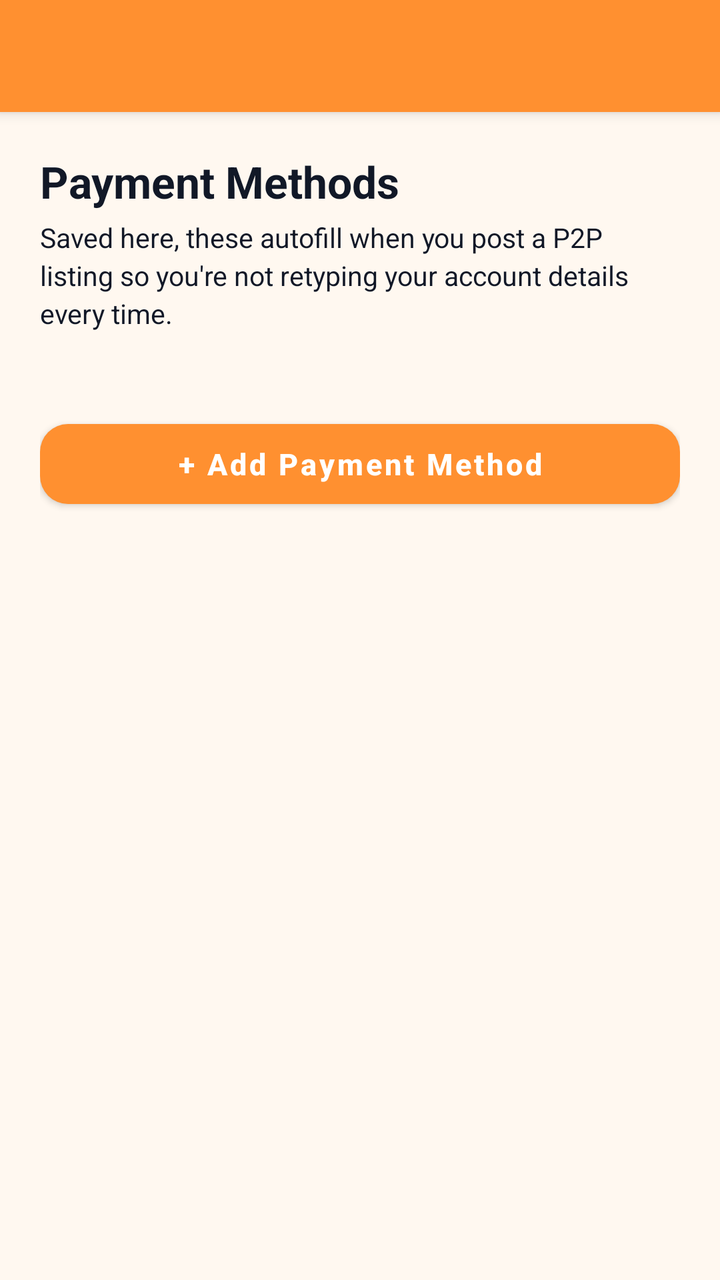
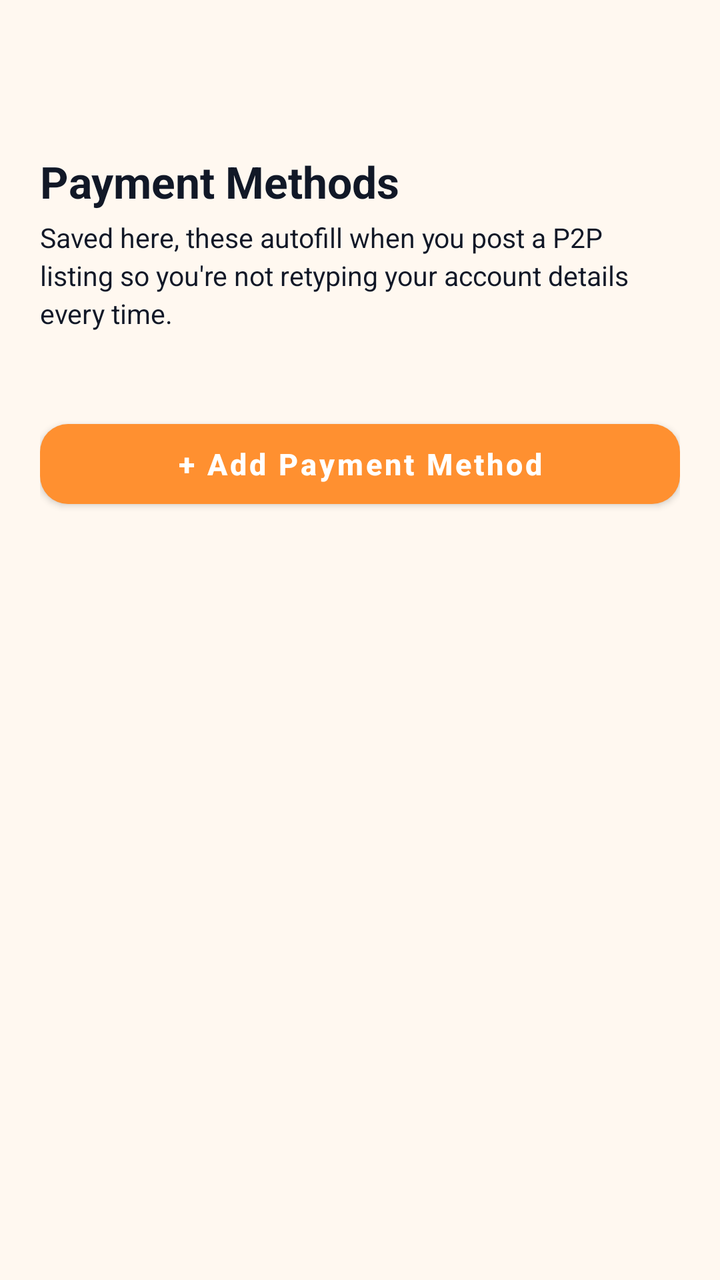

Before-and-after screenshots of an Android layout around one commit, followed by the original layout XML and the change that was made.
<!-- AndroidManifest.xml: application theme AppTheme -->
<!-- res/layout/payment_methods.xml -->
<androidx.coordinatorlayout.widget.CoordinatorLayout
	xmlns:android="http://schemas.android.com/apk/res/android"
	xmlns:app="http://schemas.android.com/apk/res-auto"
	xmlns:tools="http://schemas.android.com/tools"
	android:id="@+id/_coordinator"
	android:layout_width="match_parent"
	android:layout_height="match_parent">
	<com.google.android.material.appbar.AppBarLayout
		android:id="@+id/_app_bar"
		android:layout_width="match_parent"
		android:layout_height="wrap_content"
		android:theme="@style/AppTheme.AppBarOverlay">
		<androidx.appcompat.widget.Toolbar
			android:id="@+id/_toolbar"
			android:layout_width="match_parent"
			android:layout_height="?attr/actionBarSize"
			android:background="?attr/appBarColor"
			app:popupTheme="@style/AppTheme.PopupOverlay" />
	</com.google.android.material.appbar.AppBarLayout>
	<androidx.core.widget.NestedScrollView
		android:id="@+id/vscroll2"
		android:layout_width="match_parent"
		android:layout_height="match_parent"
		android:fillViewport="true"
		android:overScrollMode="never"
		app:layout_behavior="@string/appbar_scrolling_view_behavior">
		<LinearLayout
			android:id="@+id/linear80"
			android:layout_width="match_parent"
			android:layout_height="wrap_content"
			android:padding="20dp"
			android:orientation="vertical">
			<TextView
				android:id="@+id/textview88"
				android:layout_width="wrap_content"
				android:layout_height="wrap_content"
				android:text="Payment Methods"
				android:textSize="22sp"
				android:textStyle="bold" />
			<TextView
				android:id="@+id/textview89"
				android:layout_width="match_parent"
				android:layout_height="wrap_content"
				android:layout_marginTop="4dp"
				android:layout_marginBottom="24dp"
				android:text="Saved here, these autofill when you post a P2P listing so you're not retyping your account details every time."
				android:textSize="13.5sp"
				android:lineSpacingExtra="3dp" />
			<LinearLayout
				android:id="@+id/layoutEmptyState"
				android:layout_width="match_parent"
				android:layout_height="wrap_content"
				android:gravity="center_horizontal|center_vertical"
				android:orientation="vertical"
				android:layout_gravity="center_horizontal|center_vertical"
				android:paddingVertical="48dp"
				android:visibility="gone">
				<com.google.android.material.card.MaterialCardView
					android:id="@+id/cardview19"
					android:layout_width="72dp"
					android:layout_height="72dp"
					app:cardBackgroundColor="@color/colorSurfaceRaised"
					app:cardCornerRadius="36dp"
					app:cardElevation="0dp"
					app:strokeColor="@color/colorCardStroke"
					app:strokeWidth="1dp">
					<ImageView
						android:id="@+id/imageview48"
						android:layout_width="36dp"
						android:layout_height="36dp"
						android:src="@drawable/ic_credit_card"
						android:scaleType="centerInside"
						android:contentDescription="Nopaymentmethods"
						app:tint="@color/colorAmber" />
				</com.google.android.material.card.MaterialCardView>
				<TextView
					android:id="@+id/textview90"
					android:layout_width="wrap_content"
					android:layout_height="wrap_content"
					android:layout_marginTop="18dp"
					android:text="No payment methods yet"
					android:textSize="16sp"
					android:textStyle="bold" />
				<TextView
					android:id="@+id/textview91"
					android:layout_width="match_parent"
					android:layout_height="wrap_content"
					android:layout_marginTop="6dp"
					android:gravity="center_horizontal|center_vertical"
					android:text="Add a bank account or mobile money number to get started."
					android:textSize="13sp"
					android:lineSpacingExtra="3dp" />
			</LinearLayout>
			<LinearLayout
				android:id="@+id/layoutMethodsList"
				android:layout_width="match_parent"
				android:layout_height="wrap_content"
				android:orientation="vertical" />
			<com.google.android.material.button.MaterialButton
				android:id="@+id/btnAddPaymentMethod"
				android:layout_width="match_parent"
				android:layout_height="52dp"
				android:layout_marginTop="16dp"
				android:gravity="center_horizontal|center_vertical"
				android:text="+ Add Payment Method"
				android:textSize="15sp"
				android:textStyle="bold"
				android:textColor="@color/colorTextPrimaryWhite"
				android:textAllCaps="false"
				app:backgroundTint="@color/colorAccent"
				app:cornerRadius="14dp"
				app:elevation="0dp" />
		</LinearLayout>
	</androidx.core.widget.NestedScrollView>
</androidx.coordinatorlayout.widget.CoordinatorLayout>
<!-- resources referenced by this layout -->
<resources>
  <color name="colorAccent">#FF9030</color>
  <color name="colorAmber">#F59E0B</color>
  <color name="colorCardStroke">#EADFD0</color>
  <color name="colorSurfaceRaised">#F3E9DC</color>
  <color name="colorTextPrimaryWhite">#FFFFFF</color>
  <style name="AppTheme.PopupOverlay" parent="ThemeOverlay.MaterialComponents.Light" />
  <style name="AppTheme" parent="Theme.MaterialComponents.DayNight.NoActionBar">
          
          <item name="homeAsUpIndicator">@drawable/ic_nav_back</item>
          
          <item name="android:textViewStyle">@style/HarvanaTextView</item>
          <item name="appBarColor">@color/colorAccent</item>
          <item name="onAppBarColor">@color/colorTextOnAccent</item>
          <item name="colorSecondary">@color/colorAccent</item>
          <item name="colorOnSecondary">@color/colorTextOnAccent</item>
          <item name="colorPrimaryVariant">@color/colorAccentDark</item>
          <item name="colorSecondaryVariant">@color/colorAccentDark</item>
          <item name="colorError">@color/colorError</item>
          <item name="colorOnError">@color/colorTextPrimaryWhite</item>
          <item name="colorControlActivated">@color/colorAccent</item>
          <item name="colorControlNormal">@color/colorControlNormal</item>
          <item name="colorControlHighlight">@color/colorAccentRipple</item>
          <item name="android:textColorHighlight">@color/colorAccentStroke</item>
          <item name="android:textColorLink">@color/colorAccentStrong</item>
          <item name="android:editTextColor">@color/colorTextPrimary</item>
          <item name="android:navigationBarColor">@color/colorBackground</item>
          <item name="colorPrimary">@color/colorAccent</item>
          <item name="colorPrimaryDark">@color/colorAccentStrong</item>
          <item name="colorAccent">@color/colorAccent</item>
          <item name="colorSurface">@color/colorSurface</item>
          <item name="colorOnPrimary">@color/colorTextOnAccent</item>
          <item name="colorOnSurface">@color/colorTextPrimary</item>
          <item name="colorOnBackground">@color/colorTextPrimary</item>
          <item name="colorOnSurfaceVariant">@color/colorTextSecondary</item>
          <item name="android:textColorPrimary">@color/colorTextPrimary</item>
          <item name="android:textColorSecondary">@color/colorTextSecondary</item>
          <item name="android:textColorHint">@color/colorTextTertiary</item>
          <item name="android:statusBarColor">?attr/appBarColor</item>
          <item name="android:windowLightStatusBar">true</item>
          <item name="android:windowBackground">@color/colorBackground</item>
          <item name="alertDialogTheme">@style/HarvanaAlertDialog</item>
          <item name="materialAlertDialogTheme">@style/HarvanaAlertDialog</item>
          <item name="bottomSheetDialogTheme">@style/HarvanaBottomSheetDialog</item>
      </style>
  <style name="HarvanaTextView" parent="android:Widget.TextView">
          <item name="android:textColor">@color/colorTextPrimary</item>
      </style>
  <color name="colorTextOnAccent">#111827</color>
  <color name="colorAccentDark">#E57A14</color>
  <color name="colorError">#EF4444</color>
  <color name="colorControlNormal">#6B7280</color>
  <color name="colorAccentRipple">#1AFF9030</color>
  <color name="colorAccentStroke">#33FF9030</color>
  <color name="colorAccentStrong">#B85F0A</color>
  <color name="colorTextPrimary">#111827</color>
  <color name="colorBackground">#FFF8F0</color>
  <color name="colorSurface">#FFFFFF</color>
  <color name="colorTextSecondary">#4B5563</color>
  <color name="colorTextTertiary">#6B7280</color>
  <style name="HarvanaDialogButton" parent="Widget.MaterialComponents.Button.TextButton.Dialog">
          <item name="android:textColor">@color/colorAccent</item>
          <item name="android:minHeight">48dp</item>
      </style>
  <!-- unchanged entries left out for length: 7 -->
</resources>

<!-- the commit's change to res/layout/payment_methods.xml (unified diff, before → after) -->
@@ -9,7 +9,9 @@
 		android:id="@+id/_app_bar"
 		android:layout_width="match_parent"
 		android:layout_height="wrap_content"
-		android:theme="@style/AppTheme.AppBarOverlay">
+		android:theme="@style/AppTheme.AppBarOverlay"
+		app:elevation="0dp"
+		android:stateListAnimator="@null">
 		<androidx.appcompat.widget.Toolbar
 			android:id="@+id/_toolbar"
 			android:layout_width="match_parent"
<!-- resource entries referenced after the edit -->
@@ -11,8 +11,8 @@
           <item name="homeAsUpIndicator">@drawable/ic_nav_back</item>
           
           <item name="android:textViewStyle">@style/HarvanaTextView</item>
-          <item name="appBarColor">@color/colorAccent</item>
-          <item name="onAppBarColor">@color/colorTextOnAccent</item>
+          <item name="appBarColor">@color/colorBackground</item>
+          <item name="onAppBarColor">@color/colorTextPrimary</item>
           <item name="colorSecondary">@color/colorAccent</item>
           <item name="colorOnSecondary">@color/colorTextOnAccent</item>
           <item name="colorPrimaryVariant">@color/colorAccentDark</item>
